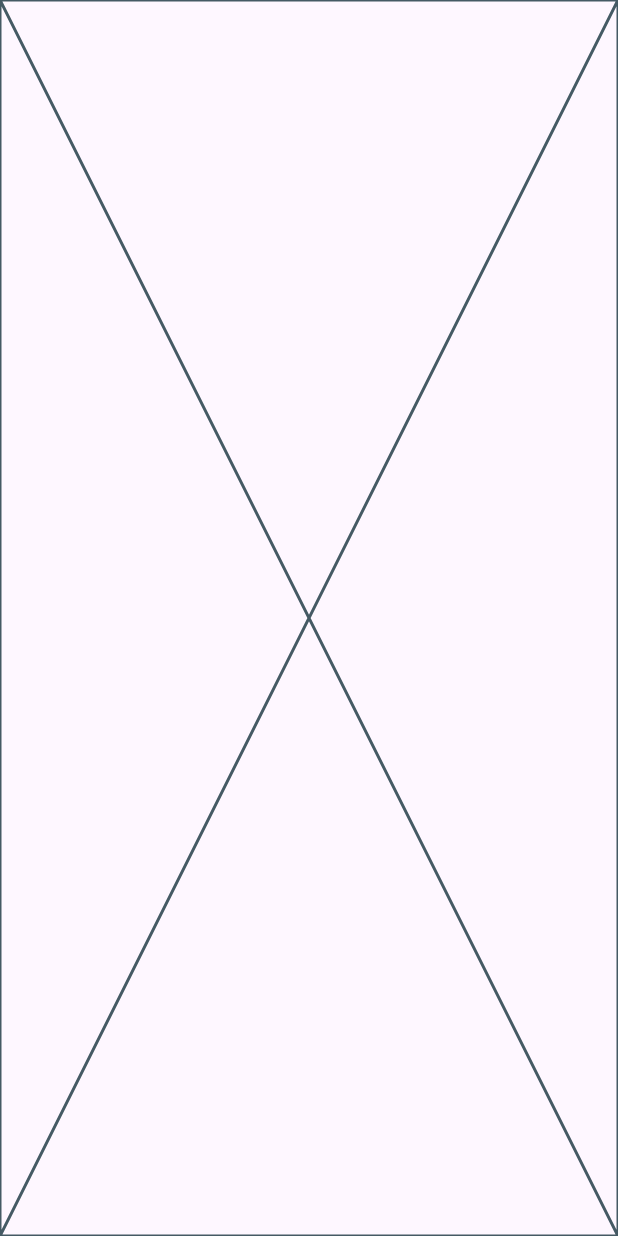
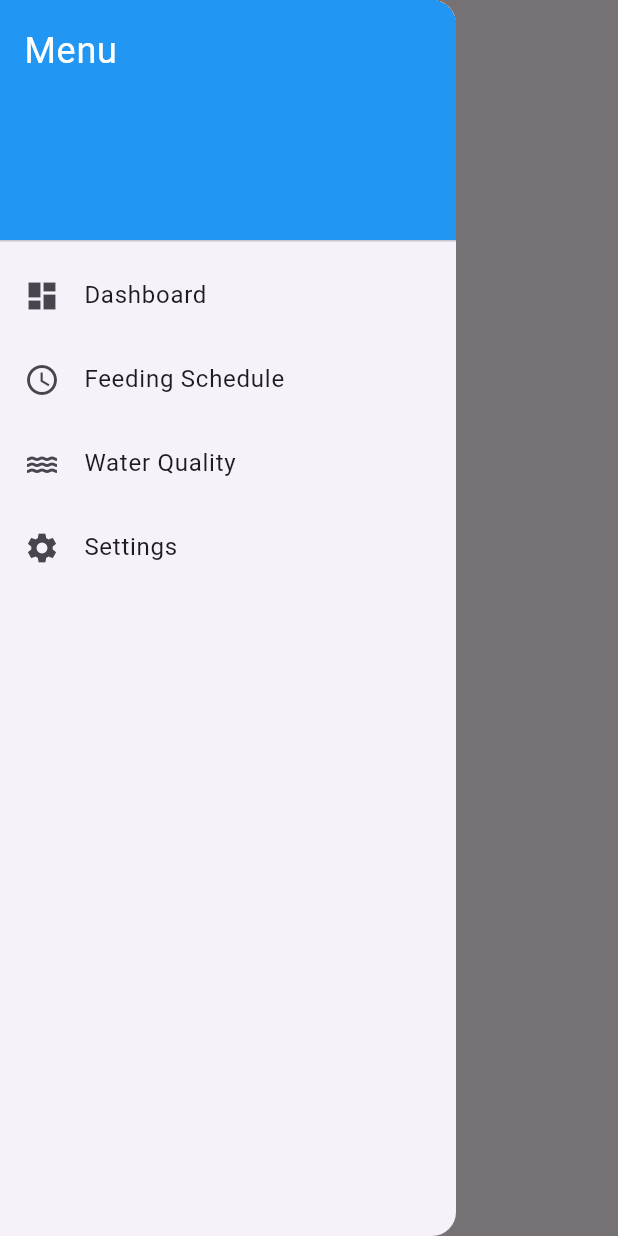
Before and after one commit to Pain4pple/aquafusion, a Flutter app: the screen it shows after launch, with the side drawer open (before the commit the screen has no drawer), on a phone screen of 412 x 824 dp. Run offline on Flutter 3.47's test engine with Material 3 defaults, Android fonts, the phone set to English and light mode, and no system bars; our stand-ins replace firebase_core; accounts and stored records are empty.

Commit message:
Update main.dart

```diff
--- a/lib/main.dart
+++ b/lib/main.dart
@@ -9,19 +9,74 @@ class MainApp extends StatelessWidget {
 
   @override
   Widget build(BuildContext context) {
-    return const MaterialApp(
-      home: Scaffold(
-        body: NavBar()
+    return MaterialApp(
+      home: HomeScreen(),
+    );
+  }
+}
+
+class HomeScreen extends StatefulWidget {
+  @override
+  _HomeScreenState createState() => _HomeScreenState();
+}
+
+class _HomeScreenState extends State<HomeScreen> {
+  @override
+  Widget build(BuildContext context) {
+    return Scaffold(
+      appBar: AppBar(
+        title: Text("AquaFusion App"),
+      ),
+      drawer: Drawer(
+        child: ListView(
+          padding: EdgeInsets.zero,
+          children: <Widget>[
+            DrawerHeader(
+              decoration: BoxDecoration(
+                color: Colors.blue,
+              ),
+              child: Text(
+                'Menu',
+                style: TextStyle(
+                  color: Colors.white,
+                  fontSize: 24,
+                ),
+              ),
+            ),
+            ListTile(
+              leading: Icon(Icons.dashboard),
+              title: Text('Dashboard'),
+              onTap: () {
+                // Navigate to Dashboard
+              },
+            ),
+            ListTile(
+              leading: Icon(Icons.schedule),
+              title: Text('Feeding Schedule'),
+              onTap: () {
+                // Navigate to Feeding Schedule
+              },
+            ),
+            ListTile(
+              leading: Icon(Icons.water),
+              title: Text('Water Quality'),
+              onTap: () {
+                // Navigate to Water Quality Monitoring
+              },
+            ),
+            ListTile(
+              leading: Icon(Icons.settings),
+              title: Text('Settings'),
+              onTap: () {
+                // Navigate to Settings
+              },
+            ),
+          ],
+        ),
+      ),
+      body: Center(
+        child: Text("Welcome to AquaFusion!"),
       ),
     );
   }
 }
-
-class NavBar extends StatelessWidget {
-  const NavBar({super.key});
-
-  @override
-  Widget build(BuildContext context) {
-    return const Placeholder();
-  }
-}
```
